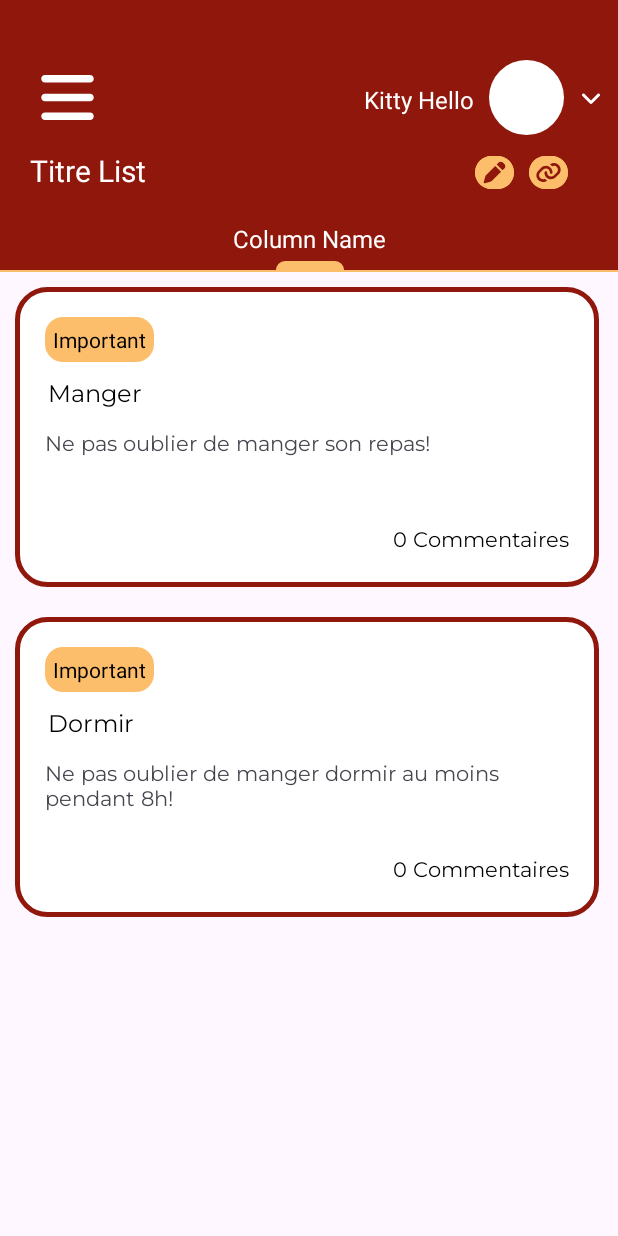
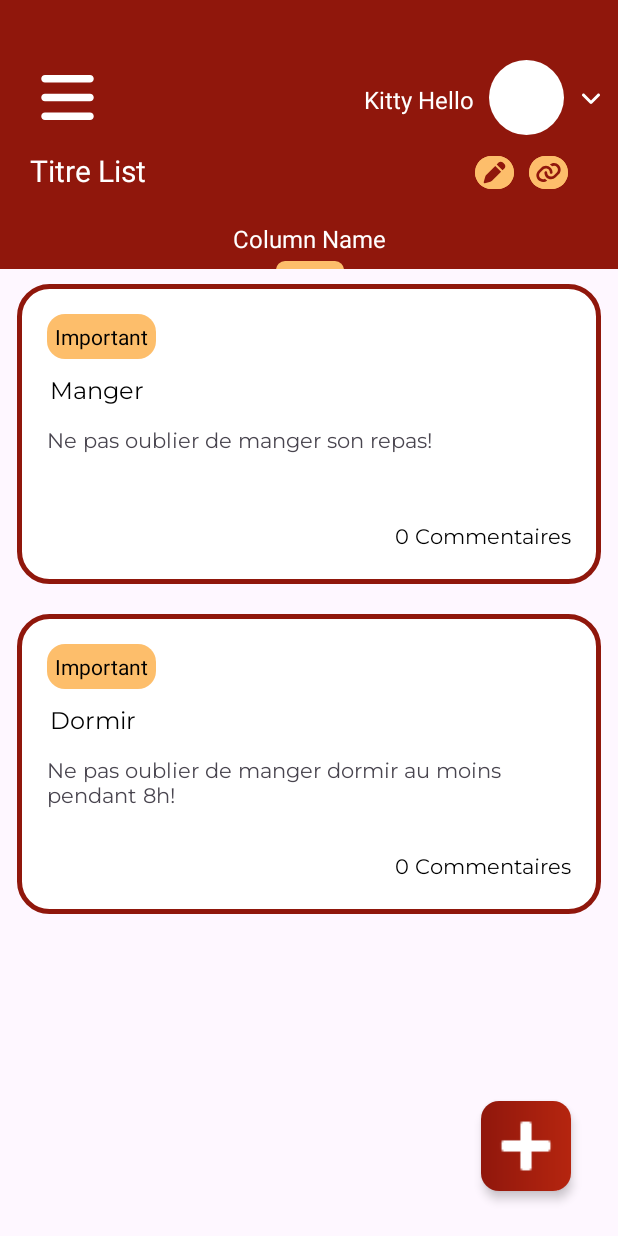
Before and after one commit to HrodMarRik/todolist-collaborative, an Android app: the ListActivity screen opened directly, with no data from a screen before it, on a phone screen of 412 x 824 dp. Run offline under Robolectric (Android 15) with nearby library versions, the phone set to English and light mode, and no system bars.

Commit message:
modifier titre + Addtask dialog debut

```diff
--- a/app/src/main/java/com/example/phalanx/ListActivity.java
+++ b/app/src/main/java/com/example/phalanx/ListActivity.java
@@ -1,14 +1,19 @@
 package com.example.phalanx;
 
+import android.app.Dialog;
 import android.os.Bundle;
-import android.widget.ImageView;
+import android.view.KeyEvent;
+import android.view.View;
+import android.view.inputmethod.EditorInfo;
+import android.widget.ArrayAdapter;
+import android.widget.AutoCompleteTextView;
+import android.widget.Button;
+import android.widget.EditText;
+import android.widget.ImageButton;
 import android.widget.ListView;
 import android.widget.TextView;
 
 import androidx.appcompat.app.AppCompatActivity;
-
-import com.android.volley.toolbox.ImageLoader;
-
 import java.util.ArrayList;
 import java.util.Date;
 
@@ -16,7 +21,8 @@ public class ListActivity extends AppCompatActivity {
 
     public ArrayList<Task> tasks;
     public ArrayList<Users> user;
-    public ImageLoader imageLoader;
+    public static ArrayList<String> priorite;
+    public ArrayAdapter<String> adapter;
 
     @Override
     protected void onCreate(Bundle savedInstanceState) {
@@ -27,17 +33,80 @@ public class ListActivity extends AppCompatActivity {
         tasks.add(new Task("Manger", "Ne pas oublier de manger son repas!", null, new Date(), "En Cours", "Important"));
         tasks.add(new Task("Dormir", "Ne pas oublier de manger dormir au moins pendant 8h!", null, new Date(), "En Cours", "Important"));
 
+        priorite = new ArrayList<String>();
+        priorite.add("Low");
+        priorite.add("Normal");
+        priorite.add("Important");
+        priorite.add("Urgent");
+
         ListView listTasks = findViewById(R.id.ListTasks);
-        TaskAdapter adapter = new TaskAdapter(this, tasks);
-        listTasks.setAdapter(adapter);
+        TaskAdapter adapterTask = new TaskAdapter(this, tasks);
+        listTasks.setAdapter(adapterTask);
 
         user= new ArrayList<Users>();
         user.add(new Users("Kitty", "Hello","h.kitty@gmail.com","test", null,
                 "https://encrypted-tbn0.gstatic.com/images?q=tbn:ANd9GcSFAGCYo7D-fxye-My-HsVK6jX5q9FwMtot7g&s"));
 
         TextView nomPrenom = findViewById(R.id.NomPrenom);
-        nomPrenom.setText(user.get(0).getNom()+ " " + user.get(0).getPrenom());
+        nomPrenom.setText(String.format("%s %s", user.get(0).getNom(), user.get(0).getPrenom()));
 
+        Button btn = findViewById(R.id.btn_modifierlist);
+        btn.setOnClickListener(new View.OnClickListener(){
+            public void onClick(View v){
+                TextView titre = findViewById(R.id.TitreList);
+                titre.setVisibility(View.INVISIBLE);
+
+                EditText titreModif = findViewById(R.id.TitreListModif);
+                titreModif.setVisibility(View.VISIBLE);
+            }
+        });
+
+        EditText titreModif = findViewById(R.id.TitreListModif);
+        titreModif.setOnEditorActionListener(new TextView.OnEditorActionListener() {
+            @Override
+            public boolean onEditorAction(TextView v, int actionId, KeyEvent event) {
+                if ((event != null && (event.getKeyCode() == KeyEvent.KEYCODE_ENTER)) ||
+                        (actionId == EditorInfo.IME_ACTION_DONE) || (actionId == EditorInfo.IME_ACTION_GO)) {
+                    EditText titreModif = findViewById(R.id.TitreListModif);
+                    TextView titre = findViewById(R.id.TitreList);
+
+                    titre.setText(titreModif.getText().toString());
+
+                    titreModif.setVisibility(View.INVISIBLE);
+                    titre.setVisibility(View.VISIBLE);
+                    return true;
+                } else {
+                    return false;
+                }
+            }
+        });
+
+        ImageButton btnAdd = findViewById(R.id.buttonAddTasks);
+        btnAdd.setOnClickListener(new View.OnClickListener(){
+            public void onClick(View v){
+                ajouterTask();
+
+            }
+        });
     }
 
+    private void ajouterTask(){
+        Dialog dialog = new Dialog(this);
+        dialog.setContentView(R.layout.ajouter_task);
+
+        dialog.getWindow().setBackgroundDrawableResource(R.drawable.task);
+
+        adapter = new ArrayAdapter<>(this, R.layout.item_priorite, priorite);
+        AutoCompleteTextView prio = dialog.findViewById(R.id.PrioriteOptions);
+        prio.setAdapter(adapter);
+
+        Button btnAnnuller = dialog.findViewById(R.id.buttonAnnuler);
+        btnAnnuller.setOnClickListener(new View.OnClickListener(){
+            public void onClick(View v){
+                dialog.dismiss();
+            }
+        });
+
+        dialog.show();
+    }
 }
--- a/app/src/main/java/com/example/phalanx/TaskAdapter.java
+++ b/app/src/main/java/com/example/phalanx/TaskAdapter.java
@@ -39,7 +39,7 @@ public class TaskAdapter extends BaseAdapter {
         if(convertView==null){
             convertView = LayoutInflater.from(context).inflate(R.layout.items_tasks, parent, false);
         }
-        TextView nomTache = convertView.findViewById(R.id.NomTache);
+        TextView nomTache = convertView.findViewById(R.id.NomDialog);
         nomTache.setText(tasks.get(position).getNom());
 
         TextView priorite = convertView.findViewById(R.id.Priorite);
--- a/app/src/main/res/layout/items_tasks.xml
+++ b/app/src/main/res/layout/items_tasks.xml
@@ -18,7 +18,7 @@
         app:layout_constraintTop_toTopOf="parent" />
 
     <TextView
-        android:id="@+id/NomTache"
+        android:id="@+id/NomDialog"
         android:layout_width="wrap_content"
         android:layout_height="wrap_content"
         android:layout_marginStart="20dp"
@@ -57,7 +57,7 @@
         app:layout_constraintEnd_toEndOf="@+id/task_container"
         app:layout_constraintHorizontal_bias="0.006"
         app:layout_constraintStart_toStartOf="@+id/task_container"
-        app:layout_constraintTop_toBottomOf="@+id/NomTache" />
+        app:layout_constraintTop_toBottomOf="@+id/NomDialog" />
 
     <TextView
         android:id="@+id/Priorite"
--- a/app/src/main/res/layout/todolist.xml
+++ b/app/src/main/res/layout/todolist.xml
@@ -1,14 +1,16 @@
 <?xml version="1.0" encoding="utf-8"?>
 <LinearLayout xmlns:android="http://schemas.android.com/apk/res/android"
+    xmlns:app="http://schemas.android.com/apk/res-auto"
     xmlns:tools="http://schemas.android.com/tools"
     android:layout_width="match_parent"
     android:layout_height="match_parent"
     android:orientation="vertical">
 
-    <androidx.constraintlayout.widget.ConstraintLayout xmlns:android="http://schemas.android.com/apk/res/android"
-        xmlns:app="http://schemas.android.com/apk/res-auto"
+    <androidx.constraintlayout.widget.ConstraintLayout
         android:layout_width="match_parent"
-        android:layout_height="wrap_content">
+        android:layout_height="179dp"
+        tools:layout_editor_absoluteX="1dp"
+        tools:layout_editor_absoluteY="1dp">
 
         <androidx.appcompat.widget.Toolbar
             android:id="@+id/background"
@@ -93,7 +95,29 @@
             app:layout_constraintEnd_toEndOf="@+id/background"
             app:layout_constraintHorizontal_bias="0.0"
             app:layout_constraintStart_toStartOf="@+id/background"
-            app:layout_constraintTop_toBottomOf="@+id/button4" />
+            app:layout_constraintTop_toBottomOf="@+id/button4"
+            android:visibility="visible"/>
+
+        <EditText
+            android:id="@+id/TitreListModif"
+            android:layout_width="wrap_content"
+            android:layout_height="40dp"
+            android:layout_marginStart="10dp"
+            android:paddingStart="10dp"
+            android:text="Titre List"
+            android:textSize="20sp"
+            android:layout_marginTop="5dp"
+            android:ems="12"
+            android:inputType="text"
+            android:background="@drawable/textbox"
+            android:backgroundTint="#FFFFFF"
+            app:layout_constraintEnd_toEndOf="@+id/background"
+            app:layout_constraintHorizontal_bias="0.0"
+            app:layout_constraintStart_toStartOf="@+id/background"
+            app:layout_constraintTop_toBottomOf="@+id/button4"
+            android:visibility="invisible"
+            android:singleLine="true"
+            android:imeOptions="actionGo|actionDone"/>
 
         <TextView
             android:id="@+id/NomPrenom"
@@ -127,8 +151,8 @@
             android:layout_height="30dp"
             android:layout_marginTop="10dp"
             android:backgroundTint="@color/gold"
-            android:paddingLeft="4dp"
-            android:paddingRight="3dp"
+            android:paddingStart="4dp"
+            android:paddingEnd="3dp"
             app:icon="@drawable/pen_solid_full"
             app:iconPadding="0dp"
             app:iconTint="@color/darkred"
@@ -154,15 +178,41 @@
             app:layout_constraintStart_toEndOf="@+id/btn_modifierlist"
             app:layout_constraintTop_toBottomOf="@+id/Avatar" />
 
+
+    </androidx.constraintlayout.widget.ConstraintLayout>
+    <androidx.constraintlayout.widget.ConstraintLayout
+        android:layout_width="match_parent"
+        android:layout_height="match_parent">
+
+        <ImageButton
+            android:id="@+id/buttonAddTasks"
+            android:layout_width="60dp"
+            android:layout_height="60dp"
+            android:layout_gravity="end"
+            android:layout_marginEnd="30dp"
+            android:layout_marginBottom="30dp"
+            android:background="@drawable/buttongradient"
+            android:contentDescription="ajouter"
+            android:elevation="4dp"
+            android:scaleType="fitCenter"
+            android:src="@android:drawable/ic_input_add"
+            app:layout_constraintBottom_toBottomOf="parent"
+            app:layout_constraintEnd_toEndOf="@+id/ListTasks"
+            app:layout_constraintHorizontal_bias="1.0"
+            app:layout_constraintStart_toStartOf="@+id/ListTasks"
+            app:tint="@color/white" />
+
+        <ListView
+            android:id="@+id/ListTasks"
+            android:layout_width="409dp"
+            android:layout_height="600dp"
+            android:divider="@null"
+            app:layout_constraintEnd_toEndOf="parent"
+            app:layout_constraintStart_toStartOf="parent"
+            app:layout_constraintTop_toTopOf="parent" />
     </androidx.constraintlayout.widget.ConstraintLayout>
 
-    <ListView
-        android:id="@+id/ListTasks"
-        android:layout_width="409dp"
-        android:layout_height="889dp"
-        tools:layout_editor_absoluteX="1dp"
-        tools:layout_editor_absoluteY="1dp"
-        android:divider="@null"/>
+
 
 
 </LinearLayout>
```
Also changed, not shown: app/src/main/res/drawable/check_solid_full.xml (added, +9 -0 lines), app/src/main/res/layout/ajouter_task.xml (added, +100 -0 lines), app/src/main/res/layout/item_priorite.xml (added, +10 -0 lines).
